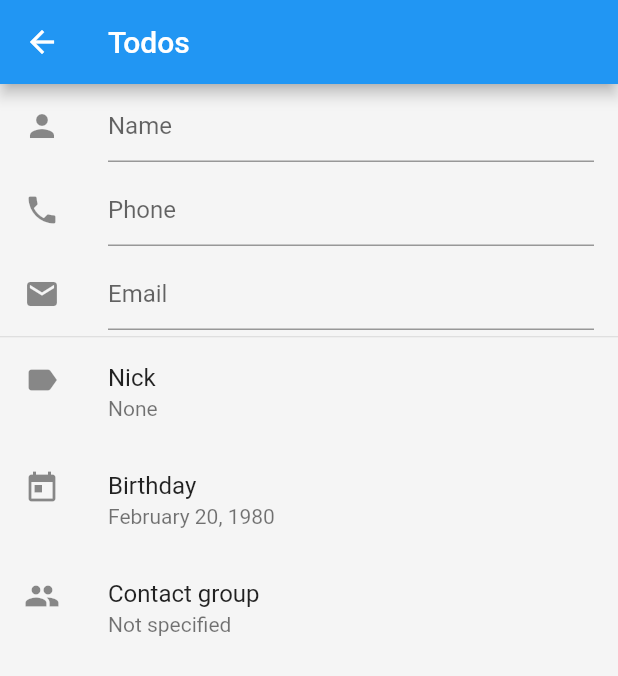
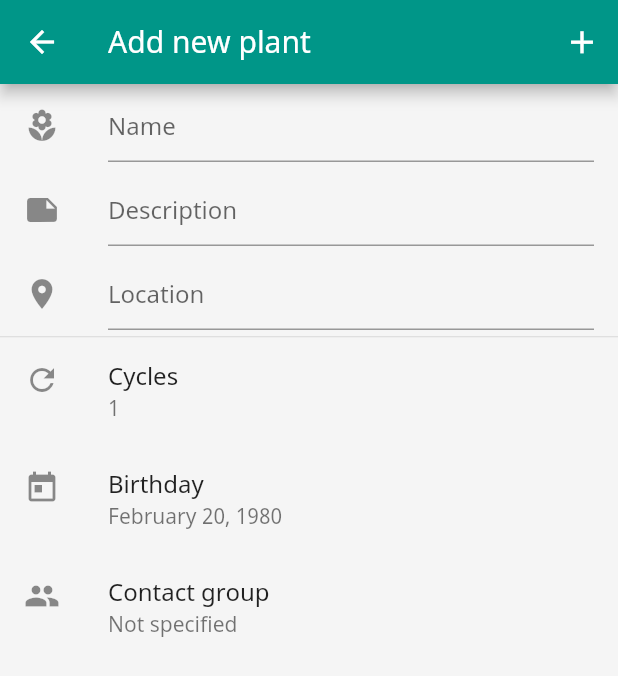
Before and after one commit to aeri/Florae, a Flutter app: the ManagePlantScreen screen opened directly, on a phone screen of 412 x 824 dp. Shown: the top 676 px of the screen. Run offline on Flutter 3.47's test engine with Material 2 defaults, Android fonts, the phone set to English and light mode, and no system bars; our stand-ins replace flutter_svg, get_it, numberpicker, sembast.

Commit message:
add: plant manager

```diff
--- a/lib/main.dart
+++ b/lib/main.dart
@@ -22,6 +22,7 @@ class FloraeApp extends StatelessWidget {
     return MaterialApp(
       title: 'Florae',
       theme: ThemeData(
+        primaryColor: Colors.teal,
         // This is the theme of your application.
         //
         // Try running your application with "flutter run". You'll see the
@@ -32,6 +33,7 @@ class FloraeApp extends StatelessWidget {
         // Notice that the counter didn't reset back to zero; the application
         // is not restarted.
         primarySwatch: Colors.blue,
+        fontFamily: "NotoSans",
         scaffoldBackgroundColor: Colors.grey[100]
       ),
       home: FutureBuilder(
--- a/lib/screens/manage_plant.dart
+++ b/lib/screens/manage_plant.dart
@@ -1,64 +1,137 @@
+import 'package:florae/data/plant.dart';
+import 'package:florae/data/plant_repository.dart';
 import 'package:flutter/material.dart';
+import 'package:numberpicker/numberpicker.dart';
 
+import 'package:get_it/get_it.dart';
+import 'package:sembast/timestamp.dart';
 
-class ManagePlantScreen extends StatelessWidget {
-  ManagePlantScreen({Key? key, required this.title}) : super(key: key);
+class ManagePlantScreen extends StatefulWidget {
+  const ManagePlantScreen({Key? key, required this.title}) : super(key: key);
 
   final String title;
 
+  @override
+  State<ManagePlantScreen> createState() => _ManagePlantScreen();
+}
+
+class _ManagePlantScreen extends State<ManagePlantScreen> {
+  int _currentIntValue = 1;
+  final PlantRepository _plantRepository = GetIt.I.get();
+
+  final nameController = TextEditingController();
+  final descriptionController = TextEditingController();
+  final locationController = TextEditingController();
+
+  void _showIntegerDialog() async {
+    await showDialog<int>(
+        context: context,
+        builder: (BuildContext context) {
+          return AlertDialog(
+            title: const Text("Select cycles"),
+            content: StatefulBuilder(builder: (context, SBsetState) {
+              return NumberPicker(
+                  selectedTextStyle: const TextStyle(color: Colors.teal),
+                  value: _currentIntValue,
+                  minValue: 1,
+                  maxValue: 10,
+                  onChanged: (value) {
+                    setState(() => _currentIntValue =
+                        value); // to change on widget level state
+                    SBsetState(() =>
+                        _currentIntValue = value); //* to change on dialog state
+                  });
+            }),
+            actions: [
+              TextButton(
+                child: const Text("OK"),
+                onPressed: () {
+                  Navigator.of(context).pop();
+                },
+              )
+            ],
+          );
+        });
+  }
 
   @override
   Widget build(BuildContext context) {
     return Scaffold(
       appBar: AppBar(
-      title: const Text('Todos'),
-    ),
+          title: const Text('Add new plant'),
+          backgroundColor: Colors.teal,
+          actions: <Widget>[
+        IconButton(
+          icon: const Icon(Icons.add),
+          iconSize: 25,
+          color: Colors.white,
+          tooltip: 'Show Snackbar',
+          onPressed: () async {
+            final newPlant = Plant(
+                name: nameController.value.text,
+                intensity: _currentIntValue,
+                createdAt: Timestamp.now(),
+                description: descriptionController.text,
+                location: locationController.text);
+            final plant = await _plantRepository.insertPlant(newPlant);
+            print(plant);
+
+            Navigator.pop(context);
+          },
+        )
+      ]),
       //passing in the ListView.builder
-    body: new Column(
+      body: SingleChildScrollView(
+        child: Column(
           children: <Widget>[
-        new ListTile(
-          leading: const Icon(Icons.person),
-          title: new TextField(
-            decoration: new InputDecoration(
+            ListTile(
+              leading: const Icon(Icons.local_florist),
+              title: TextField(
+                controller: nameController,
+                decoration: const InputDecoration(
                   hintText: "Name",
                 ),
               ),
             ),
-        new ListTile(
-          leading: const Icon(Icons.phone),
-          title: new TextField(
-            decoration: new InputDecoration(
-              hintText: "Phone",
+            ListTile(
+              leading: const Icon(Icons.note),
+              title: TextField(
+                controller: descriptionController,
+                decoration: const InputDecoration(
+                  hintText: "Description",
                 ),
               ),
             ),
-        new ListTile(
-          leading: const Icon(Icons.email),
-          title: new TextField(
-            decoration: new InputDecoration(
-              hintText: "Email",
+            ListTile(
+              leading: const Icon(Icons.location_on),
+              title: TextField(
+                controller: locationController,
+                decoration: const InputDecoration(
+                  hintText: "Location",
                 ),
               ),
             ),
             const Divider(
               height: 1.0,
             ),
-        new ListTile(
-          leading: const Icon(Icons.label),
-          title: const Text('Nick'),
-          subtitle: const Text('None'),
+            ListTile(
+              leading: const Icon(Icons.refresh),
+              title: const Text('Cycles'),
+              subtitle: Text(_currentIntValue.toString()),
+              onTap: _showIntegerDialog,
             ),
-        new ListTile(
-          leading: const Icon(Icons.today),
-          title: const Text('Birthday'),
-          subtitle: const Text('February 20, 1980'),
+            const ListTile(
+              leading: Icon(Icons.today),
+              title: Text('Birthday'),
+              subtitle: Text('February 20, 1980'),
             ),
-        new ListTile(
-          leading: const Icon(Icons.group),
-          title: const Text('Contact group'),
-          subtitle: const Text('Not specified'),
+            const ListTile(
+              leading: Icon(Icons.group),
+              title: Text('Contact group'),
+              subtitle: Text('Not specified'),
             )
           ],
+        ),
       ),
     );
   }
```
Also changed, not shown: lib/screens/home_page.dart (+125 -85 lines), pubspec.yaml (+13 -6 lines), assets/NotoSans-Bold.ttf (added), assets/NotoSans-BoldItalic.ttf (added), assets/NotoSans-Italic.ttf (added), assets/NotoSans-Regular.ttf (added), assets/undraw_fall_thyk.svg (added), assets/undraw_flowers_vx06.svg (added), assets/undraw_gardening_re_e658.svg (added). Lines whose indentation alone changed are shown as unchanged.
